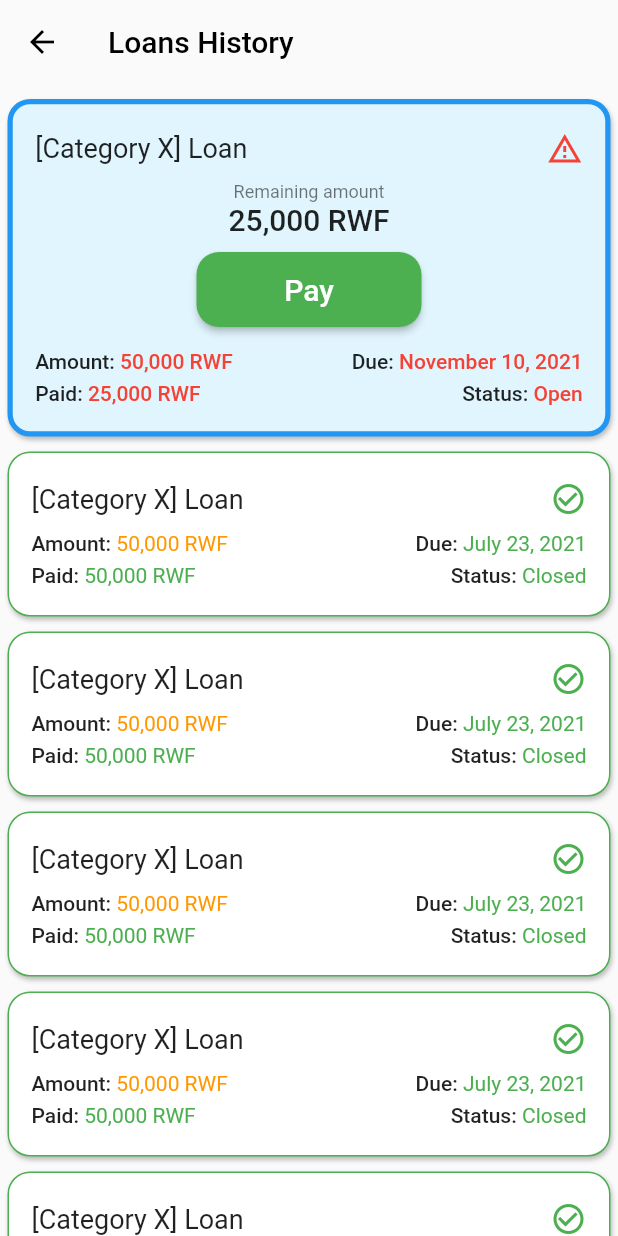
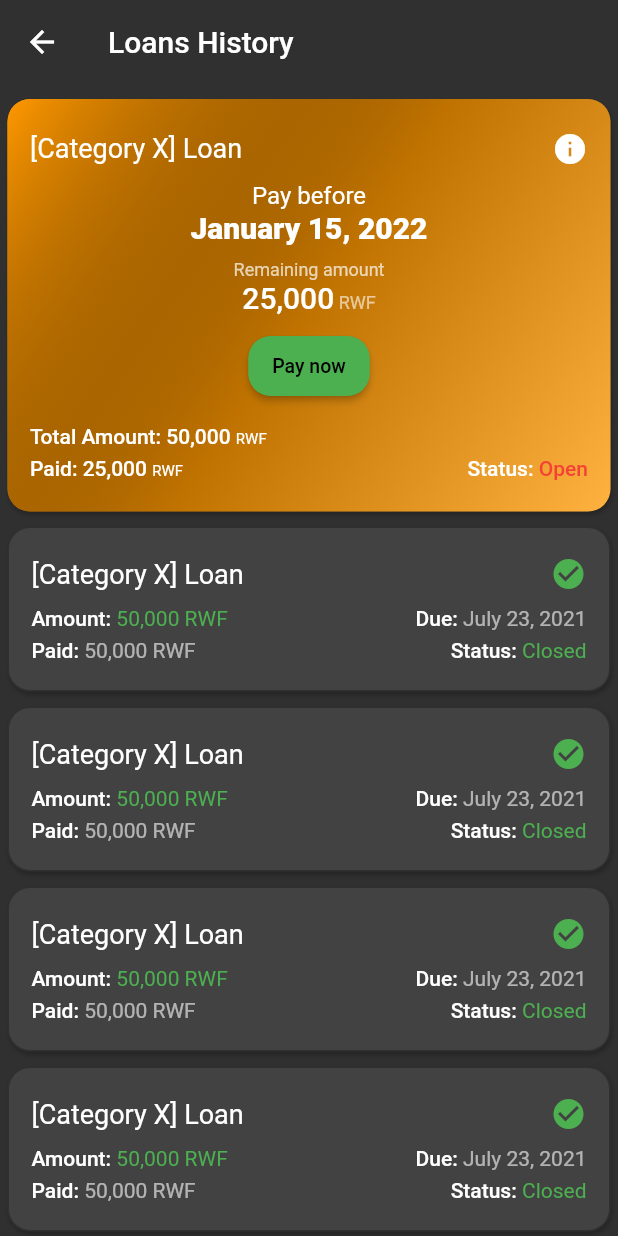
Before and after one commit to coretech/leaf_loan_app, a Flutter app: the LoanHistoryScreen screen opened by its route, on a phone screen of 412 x 824 dp. Run offline on Flutter 3.47's test engine with Material 2 defaults, Android fonts, the phone set to English and light mode, and no system bars; our stand-ins replace firebase_core, flutter_bloc, get_it, hive_flutter, intro_slider, permission_handler; accounts and stored records are empty; statements that could not run were skipped.

Commit message:
feat: add new active loan card

```diff
--- a/lib/app.dart
+++ b/lib/app.dart
@@ -20,6 +20,7 @@ class App extends StatelessWidget {
       },
       theme: ThemeData(
         primaryColor: Colors.green,
+        primarySwatch: Colors.green,
         colorScheme: ColorScheme.light(
           primary: Colors.green,
           secondary: Colors.orange,
@@ -32,7 +33,7 @@ class App extends StatelessWidget {
           secondary: Colors.orange,
         ),
       ),
-      themeMode: ThemeMode.light,
+      themeMode: ThemeMode.dark,
     );
   }
 }
--- a/lib/features/home/presentation/screens/new_home_screen.dart
+++ b/lib/features/home/presentation/screens/new_home_screen.dart
@@ -117,7 +117,7 @@ class PaymentCard extends StatelessWidget {
                 mainAxisAlignment: MainAxisAlignment.spaceBetween,
                 children: [
                   Text(
-                    "Completed",
+                    "Payment",
                     style: TextStyle(
                       fontWeight: FontWeight.w900,
                       fontSize: 16,
--- a/lib/features/loan_history/presentation/screens/loan_history_screen.dart
+++ b/lib/features/loan_history/presentation/screens/loan_history_screen.dart
@@ -28,10 +28,9 @@ class LoanHistoryScreen extends StatelessWidget {
         body: ListView.builder(
           itemBuilder: (context, index) {
             if (index == 0) {
-              return LoanCard(
+              return ActiveLoanCard(
                 dueDate: DateTime.now().add(const Duration(days: 10)),
                 paidAmount: 25000,
-                status: LoanStatus.open,
                 totalAmount: 50000,
               );
             } else {
--- /dev/null
+++ b/lib/features/loan_history/presentation/widgets/active_loan_card.dart
@@ -0,0 +1,219 @@
+import 'package:flutter/material.dart';
+import 'package:loan_app/core/core.dart';
+import 'package:loan_app/features/loan_detail/loan_detail.dart';
+import 'package:loan_app/features/loan_payment/loan_payment.dart';
+
+class ActiveLoanCard extends StatelessWidget {
+  const ActiveLoanCard({
+    Key? key,
+    required this.dueDate,
+    required this.paidAmount,
+    required this.totalAmount,
+  }) : super(key: key);
+
+  final DateTime dueDate;
+  final double paidAmount;
+  final double totalAmount;
+
+  @override
+  Widget build(BuildContext context) {
+    return Padding(
+      padding: const EdgeInsets.symmetric(vertical: 5.0),
+      child: InkWell(
+        borderRadius: BorderRadius.circular(15),
+        onTap: () {
+          Navigator.of(context).push(
+            MaterialPageRoute(
+              builder: (context) => LoanDetailScreen(
+                dueDate: dueDate,
+                paidAmount: paidAmount,
+                status: LoanStatus.open,
+                totalAmount: totalAmount,
+              ),
+            ),
+          );
+        },
+        child: Ink(
+          decoration: BoxDecoration(
+            // border: Border.all(
+            //   color: Theme.of(context).primaryColor,
+            //   width: 3.5,
+            // ),
+            borderRadius: BorderRadius.circular(15),
+            boxShadow: [
+              BoxShadow(
+                color: Theme.of(context).shadowColor.withOpacity(0.25),
+                blurRadius: 2.5,
+                offset: const Offset(1, 2),
+              )
+            ],
+            color: Theme.of(context).colorScheme.secondary,
+          ),
+          height: 275,
+          child: Container(
+            padding: const EdgeInsets.all(15),
+            decoration: BoxDecoration(
+              borderRadius: BorderRadius.circular(15),
+              gradient: LinearGradient(
+                begin: Alignment.bottomRight,
+                end: Alignment.topLeft,
+                colors: [
+                  Colors.white.withOpacity(0.25),
+                  Colors.black.withOpacity(0.25),
+                  Theme.of(context).colorScheme.secondary,
+                ],
+              ),
+            ),
+            child: Column(
+              crossAxisAlignment: CrossAxisAlignment.center,
+              mainAxisAlignment: MainAxisAlignment.center,
+              children: [
+                Row(
+                  mainAxisAlignment: MainAxisAlignment.spaceBetween,
+                  children: [
+                    Text(
+                      '[Category X] Loan',
+                      style: Theme.of(context).textTheme.subtitle1?.copyWith(
+                            fontSize: 18,
+                          ),
+                    ),
+                    Icon(
+                      Icons.info,
+                      color: Theme.of(context).colorScheme.onSurface,
+                    )
+                  ],
+                ),
+                const SizedBox(
+                  height: 10,
+                ),
+                Text(
+                  "Pay before",
+                  style: TextStyle(
+                    color: Theme.of(context).colorScheme.onSurface,
+                    fontSize: 16.0,
+                    fontWeight: FontWeight.w400,
+                  ),
+                ),
+                Text(
+                  "January 15, 2022",
+                  style: TextStyle(
+                    color: Theme.of(context).colorScheme.onSurface,
+                    fontSize: 20.0,
+                    fontWeight: FontWeight.w800,
+                  ),
+                ),
+                SizedBox(
+                  height: 10,
+                ),
+                RichText(
+                  textAlign: TextAlign.center,
+                  text: TextSpan(children: [
+                    TextSpan(
+                      style: Theme.of(context).textTheme.caption,
+                      text: 'Remaining amount\n',
+                    ),
+                    TextSpan(
+                      style: Theme.of(context).textTheme.headline6,
+                      text:
+                          '${Formatter.formatMoney(totalAmount - paidAmount)}',
+                    ),
+                    TextSpan(
+                      style: TextStyle(
+                        color: Theme.of(context).hintColor,
+                        fontSize: 12,
+                      ),
+                      text: ' RWF',
+                    )
+                  ]),
+                ),
+                Padding(
+                  padding: const EdgeInsets.only(top: 10.0, bottom: 15),
+                  child: PayButton.labeled(
+                    context: context,
+                    label: 'Pay now',
+                    mini: true,
+                    onTap: () {
+                      print('pay on loan history card tapped');
+                    },
+                  ),
+                ),
+                Row(
+                  mainAxisAlignment: MainAxisAlignment.spaceBetween,
+                  children: [
+                    RichText(
+                      text: TextSpan(
+                        children: [
+                          TextSpan(
+                            style: Theme.of(context).textTheme.bodyText1,
+                            text: 'Total Amount: ',
+                          ),
+                          TextSpan(
+                            style: Theme.of(context).textTheme.bodyText1,
+                            text: '${Formatter.formatMoney(totalAmount)} ',
+                          ),
+                          TextSpan(
+                            text: 'RWF',
+                            style: TextStyle(
+                              fontSize: 10,
+                              color: Theme.of(context).colorScheme.onSurface,
+                            ),
+                          ),
+                        ],
+                      ),
+                    ),
+                  ],
+                ),
+                const SizedBox(
+                  height: 5,
+                ),
+                Row(
+                  mainAxisAlignment: MainAxisAlignment.spaceBetween,
+                  children: [
+                    RichText(
+                      text: TextSpan(
+                        children: [
+                          TextSpan(
+                            style: Theme.of(context).textTheme.bodyText1,
+                            text: 'Paid: ',
+                          ),
+                          TextSpan(
+                            style: Theme.of(context).textTheme.bodyText1,
+                            text: '${Formatter.formatMoney(paidAmount)} ',
+                          ),
+                          TextSpan(
+                            text: 'RWF',
+                            style: TextStyle(
+                              color: Theme.of(context).colorScheme.onSurface,
+                              fontSize: 10,
+                            ),
+                          ),
+                        ],
+                      ),
+                    ),
+                    RichText(
+                      text: TextSpan(
+                        children: [
+                          TextSpan(
+                            style: Theme.of(context).textTheme.bodyText1,
+                            text: 'Status: ',
+                          ),
+                          TextSpan(
+                            style: Theme.of(context)
+                                .textTheme
+                                .bodyText1
+                                ?.copyWith(color: Colors.red),
+                            text: 'Open',
+                          ),
+                        ],
+                      ),
+                    ),
+                  ],
+                ),
+              ],
+            ),
+          ),
+        ),
+      ),
+    );
+  }
+}
--- a/lib/features/loan_history/presentation/widgets/loan_card.dart
+++ b/lib/features/loan_history/presentation/widgets/loan_card.dart
@@ -38,7 +38,7 @@ class LoanCard extends StatelessWidget {
         child: Ink(
           decoration: BoxDecoration(
             border: Border.all(
-              color: _getBorderColor(),
+              color: _getBorderColor(context),
               width: _getBorderWidth(),
             ),
             borderRadius: BorderRadius.circular(15),
@@ -68,13 +68,35 @@ class LoanCard extends StatelessWidget {
                   ),
                   Icon(
                     _getIcon(),
-                    color: _getIconColor(),
+                    color: _getIconColor(context),
                   )
                 ],
               ),
               const SizedBox(
                 height: 10,
               ),
+              if (status == LoanStatus.open)
+                Text(
+                  "Pay before",
+                  style: TextStyle(
+                    color: Theme.of(context).colorScheme.onSurface,
+                    fontSize: 16.0,
+                    fontWeight: FontWeight.w400,
+                  ),
+                ),
+              if (status == LoanStatus.open)
+                Text(
+                  "January 15, 2022",
+                  style: TextStyle(
+                    color: Theme.of(context).colorScheme.onSurface,
+                    fontSize: 20.0,
+                    fontWeight: FontWeight.w800,
+                  ),
+                ),
+              if (status == LoanStatus.open)
+                SizedBox(
+                  height: 10,
+                ),
               if (status == LoanStatus.open)
                 RichText(
                   textAlign: TextAlign.center,
@@ -86,7 +108,14 @@ class LoanCard extends StatelessWidget {
                     TextSpan(
                       style: Theme.of(context).textTheme.headline6,
                       text:
-                          '${Formatter.formatMoney(totalAmount - paidAmount)} RWF',
+                          '${Formatter.formatMoney(totalAmount - paidAmount)}',
+                    ),
+                    TextSpan(
+                      style: TextStyle(
+                        color: Theme.of(context).hintColor,
+                        fontSize: 12,
+                      ),
+                      text: ' RWF',
                     )
                   ]),
                 ),
@@ -177,25 +206,25 @@ class LoanCard extends StatelessWidget {
     );
   }
 
-  Color _getBorderColor() {
+  Color _getBorderColor(BuildContext context) {
     if (status == LoanStatus.open) {
-      return Colors.blue;
+      return Theme.of(context).primaryColor;
     } else {
-      return Colors.green;
+      return Theme.of(context).scaffoldBackgroundColor;
     }
   }
 
   Color _getCardColor(BuildContext context) {
     if (status == LoanStatus.open) {
-      return Colors.lightBlue[50]!;
+      return Theme.of(context).primaryColorLight;
     } else {
       return Theme.of(context).cardColor;
     }
   }
 
-  Color _getIconColor() {
+  Color _getIconColor(BuildContext context) {
     if (status == LoanStatus.open) {
-      return Colors.red;
+      return Theme.of(context).colorScheme.secondary;
     } else {
       return Colors.green;
     }
@@ -203,9 +232,9 @@ class LoanCard extends StatelessWidget {
 
   IconData _getIcon() {
     if (status == LoanStatus.open) {
-      return Icons.warning_amber_outlined;
+      return Icons.info;
     } else {
-      return Icons.check_circle_outline;
+      return Icons.check_circle;
     }
   }
 
@@ -221,7 +250,7 @@ class LoanCard extends StatelessWidget {
     if (status == LoanStatus.closed) {
       return 110;
     } else {
-      return 225;
+      return 275;
     }
   }
 
@@ -236,7 +265,7 @@ class LoanCard extends StatelessWidget {
   TextStyle? _getAmountTextStyle(BuildContext context) {
     if (status == LoanStatus.closed) {
       return Theme.of(context).textTheme.bodyText2?.copyWith(
-            color: Colors.orange,
+            color: Colors.green,
           );
     } else {
       return Theme.of(context).textTheme.bodyText1?.copyWith(
@@ -250,7 +279,7 @@ class LoanCard extends StatelessWidget {
       return Theme.of(context)
           .textTheme
           .bodyText2
-          ?.copyWith(color: Colors.green);
+          ?.copyWith(color: Theme.of(context).hintColor);
     } else {
       return Theme.of(context).textTheme.bodyText1?.copyWith(color: Colors.red);
     }
@@ -261,7 +290,7 @@ class LoanCard extends StatelessWidget {
       return Theme.of(context)
           .textTheme
           .bodyText2
-          ?.copyWith(color: Colors.green);
+          ?.copyWith(color: Theme.of(context).hintColor);
     } else {
       return Theme.of(context).textTheme.bodyText1?.copyWith(color: Colors.red);
     }
--- a/lib/features/loan_history/presentation/widgets/widgets.dart
+++ b/lib/features/loan_history/presentation/widgets/widgets.dart
@@ -1 +1,2 @@
+export 'active_loan_card.dart';
 export 'loan_card.dart';
--- a/lib/features/loan_payment/presentation/widgets/pay_button.dart
+++ b/lib/features/loan_payment/presentation/widgets/pay_button.dart
@@ -17,11 +17,11 @@ class PayButton {
           ),
         ),
         fixedSize: MaterialStateProperty.all(
-          mini ? const Size(75, 30) : const Size(150, 50),
+          mini ? const Size.fromHeight(40) : const Size(150, 50),
         ),
       ),
       child: Text(
-        'Pay',
+        label,
         style: TextStyle(
           fontSize: mini ? 13 : 20,
         ),
```
